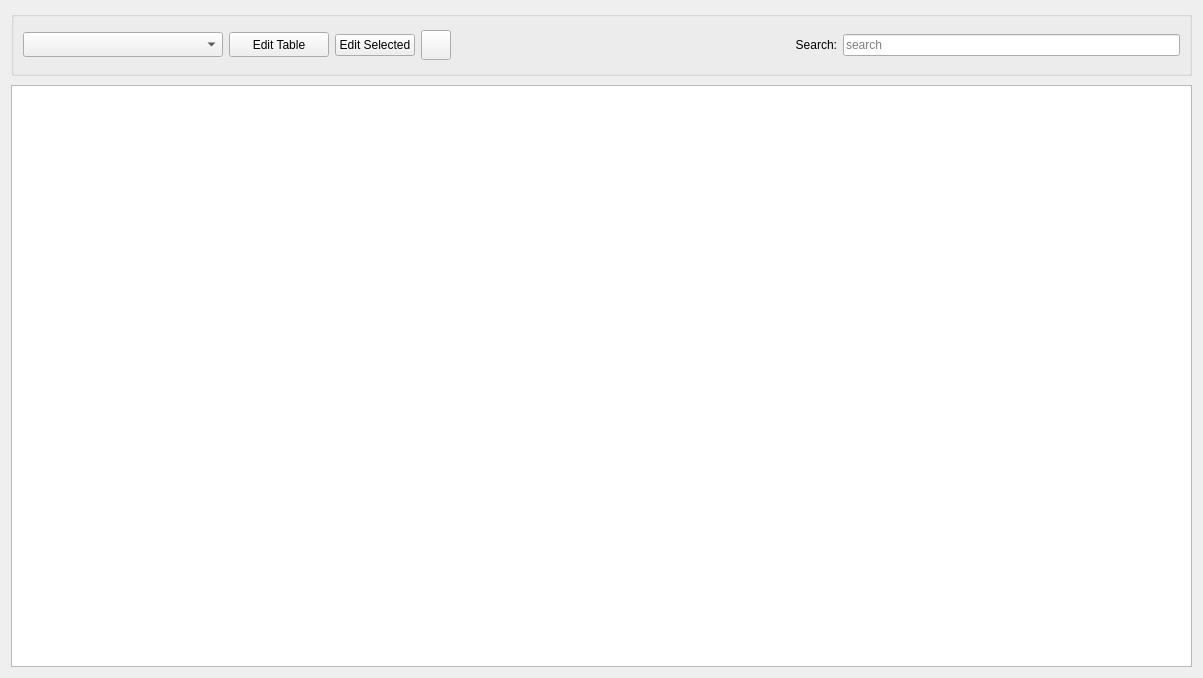
Before: the Qt Designer form ui/DisplayTables.ui in kathrynmetcalf/GeoCORK, drawn with Qt 5.
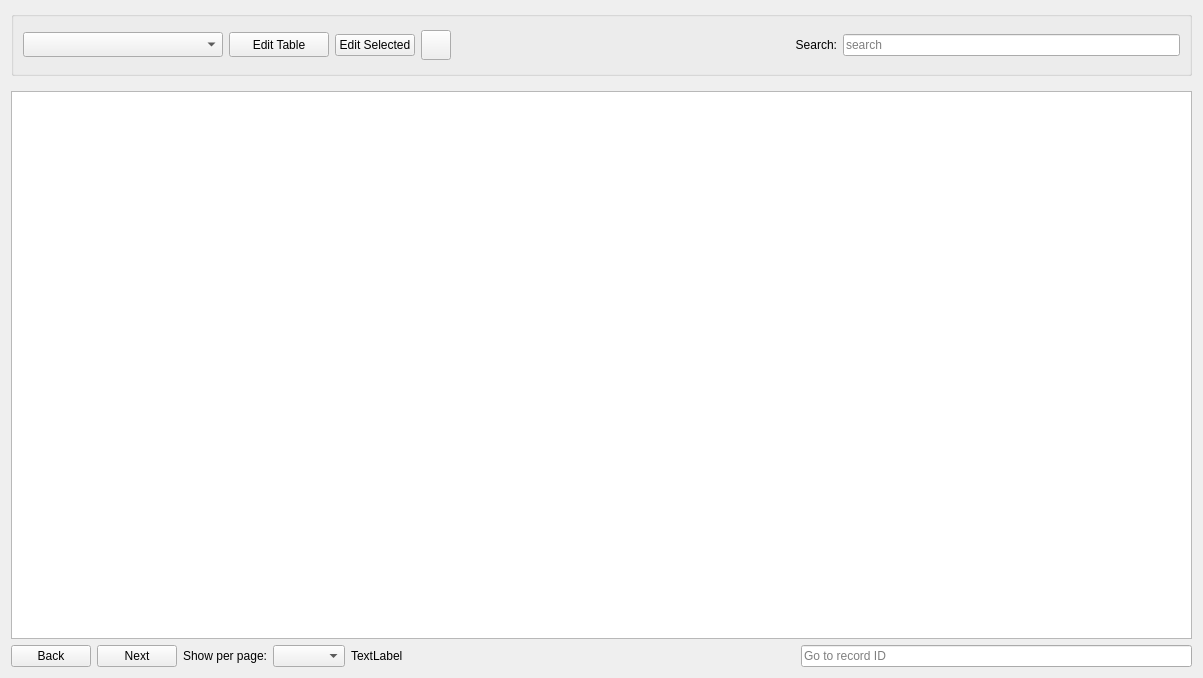
After: the same form once the commit is applied.

Commit message: Some improvements to editing. Was working with the big database and decided to implement paging for DisplayTables.py, EditView.py, and EditTable.py. Added settings value and dropdown. Decided not to paginate trees for now, but something still broke with building trees...

What changed in the file:
```diff
--- a/ui/DisplayTables.ui
+++ b/ui/DisplayTables.ui
@@ -15,11 +15,6 @@
   </property>
   <layout class="QVBoxLayout" name="verticalLayout">
    <item>
-    <layout class="QVBoxLayout" name="verticalLayout_3">
-     <property name="spacing">
-      <number>0</number>
-     </property>
-     <item>
       <widget class="QGroupBox" name="groupBox">
        <property name="sizePolicy">
         <sizepolicy hsizetype="Expanding" vsizetype="Fixed">
@@ -245,6 +240,71 @@
          </item>
         </layout>
        </widget>
+    </widget>
+   </item>
+   <item>
+    <layout class="QHBoxLayout" name="horizontalLayout_5">
+     <item>
+      <widget class="QPushButton" name="prev_button">
+       <property name="text">
+        <string>Back</string>
+       </property>
+      </widget>
+     </item>
+     <item>
+      <widget class="QPushButton" name="next_button">
+       <property name="text">
+        <string>Next</string>
+       </property>
+      </widget>
+     </item>
+     <item>
+      <widget class="QLabel" name="label">
+       <property name="text">
+        <string>Show per page:</string>
+       </property>
+      </widget>
+     </item>
+     <item>
+      <widget class="QComboBox" name="show_per_page_comboBox"/>
+     </item>
+     <item>
+      <widget class="QLabel" name="page_info_label">
+       <property name="text">
+        <string>TextLabel</string>
+       </property>
+      </widget>
+     </item>
+     <item>
+      <spacer name="horizontalSpacer_2">
+       <property name="orientation">
+        <enum>Qt::Horizontal</enum>
+       </property>
+       <property name="sizeHint" stdset="0">
+        <size>
+         <width>40</width>
+         <height>20</height>
+        </size>
+       </property>
+      </spacer>
+     </item>
+     <item>
+      <widget class="QLineEdit" name="goto_line_edit">
+       <property name="sizePolicy">
+        <sizepolicy hsizetype="Expanding" vsizetype="Fixed">
+         <horstretch>0</horstretch>
+         <verstretch>0</verstretch>
+        </sizepolicy>
+       </property>
+       <property name="maximumSize">
+        <size>
+         <width>16777215</width>
+         <height>25</height>
+        </size>
+       </property>
+       <property name="placeholderText">
+        <string>Go to record ID</string>
+       </property>
       </widget>
      </item>
     </layout>
```
Left out of the diff: 2 changed lines with no effect on the pictures. Lines whose indentation alone changed are shown as unchanged. The commit also changes 12 other files.
